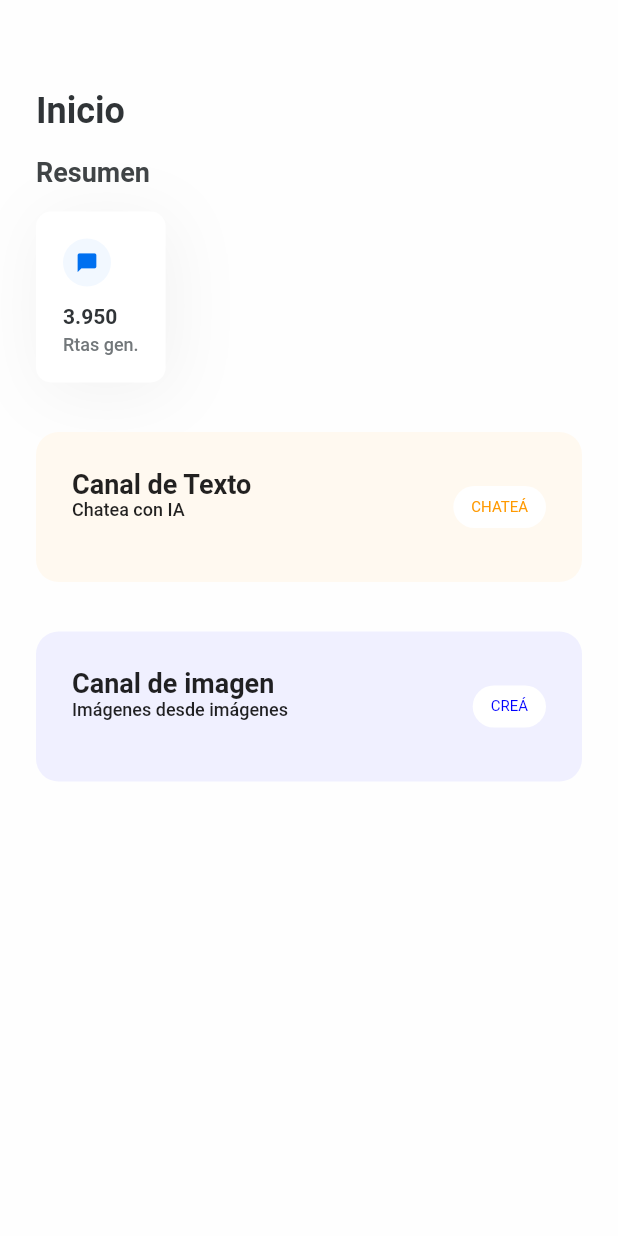
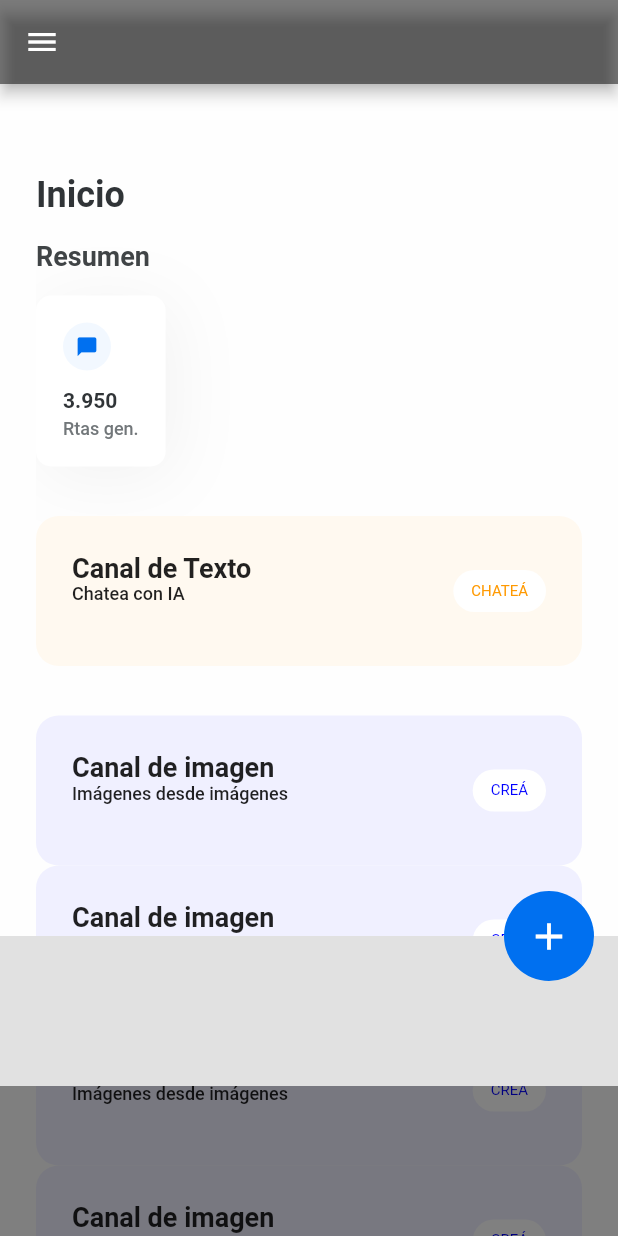
Before and after one commit to mairazampa/app_tnt2023, a Flutter app: the screen it shows after launch, on a phone screen of 412 x 824 dp. Run offline on Flutter 3.47's test engine with Material 2 defaults, Android fonts, the phone set to English and light mode, and no system bars.

```diff
--- a/lib/main.dart
+++ b/lib/main.dart
@@ -1,3 +1,5 @@
+import 'package:app_demo/chat_page.dart';
+import 'package:app_demo/image_page.dart';
 import 'package:app_demo/my_home_page.dart';
 import 'package:flutter/material.dart';
 
@@ -11,9 +13,14 @@ class MyApp extends StatelessWidget {
   // This widget is the root of your application.
   @override
   Widget build(BuildContext context) {
-    return const MaterialApp(
+    return MaterialApp(
       title: 'Flutter Demo',
-      home: MyHomePage(),
+      routes: {
+        '/': (context) => const MyHomePage(),
+        '/chat': (context) => const ChatPage(),
+        '/image': (context) => const ImagePage(),
+      },
+      initialRoute: '/',
     );
   }
 }
--- a/lib/my_home_page.dart
+++ b/lib/my_home_page.dart
@@ -6,12 +6,39 @@ class MyHomePage extends StatelessWidget {
 
   @override
   Widget build(BuildContext context) {
+    goToImagePage() {
+      Navigator.pushNamed(context, '/image');
+    }
+
     return Scaffold(
+        appBar: AppBar(
+          backgroundColor: Color.fromRGBO(0, 0, 0, 0.5),
+        ),
+        extendBodyBehindAppBar: true,
+        extendBody: true,
+        floatingActionButton: Container(
+          width: 60,
+          height: 60,
+          decoration: BoxDecoration(
+              color: const Color.fromRGBO(0, 112, 240, 1),
+              borderRadius: BorderRadius.circular(50)),
+          child: const Icon(Icons.add, size: 30, color: Colors.white),
+        ),
+        drawer:
+            Container(height: double.infinity, width: 280, color: Colors.red),
+        bottomNavigationBar: Container(
+          color: Color.fromRGBO(0, 0, 0, 0.5),
+          height: 100,
+        ),
+        bottomSheet: Container(
+          color: Color.fromRGBO(0, 0, 0, 0.1),
+          height: 100,
+        ),
         body: Container(
             color: const Color.fromRGBO(254, 254, 254, 1),
             padding: const EdgeInsets.only(top: 60, left: 24, right: 24),
-            child: Column(
-              crossAxisAlignment: CrossAxisAlignment.start,
+            child: ListView(
+              // crossAxisAlignment: CrossAxisAlignment.start,
               children: [
                 const Text("Inicio",
                     style: TextStyle(
@@ -79,14 +106,46 @@ class MyHomePage extends StatelessWidget {
                 const SizedBox(
                   height: 33,
                 ),
-                const HomeBannerRectangle(
-                  backgroundColor: Color.fromRGBO(255, 249, 240, 1),
-                  title: "Canal de Texto",
-                  subtitle: "Chatea con IA",
-                  badgeText: "CHATEÁ",
+                GestureDetector(
+                  onTap: () {
+                    Navigator.pushNamed(context, '/chat');
+                  },
+                  child: const HomeBannerRectangle(
+                    backgroundColor: Color.fromRGBO(255, 249, 240, 1),
+                    title: "Canal de Texto",
+                    subtitle: "Chatea con IA",
+                    badgeText: "CHATEÁ",
+                  ),
                 ),
                 const SizedBox(
                   height: 33,
+                ),
+                GestureDetector(
+                  onTap: goToImagePage,
+                  child: const HomeBannerRectangle(
+                    backgroundColor: Color.fromRGBO(240, 240, 255, 1),
+                    title: "Canal de imagen",
+                    subtitle: "Imágenes desde imágenes",
+                    badgeText: "CREÁ",
+                  ),
+                ),
+                const HomeBannerRectangle(
+                  backgroundColor: Color.fromRGBO(240, 240, 255, 1),
+                  title: "Canal de imagen",
+                  subtitle: "Imágenes desde imágenes",
+                  badgeText: "CREÁ",
+                ),
+                const HomeBannerRectangle(
+                  backgroundColor: Color.fromRGBO(240, 240, 255, 1),
+                  title: "Canal de imagen",
+                  subtitle: "Imágenes desde imágenes",
+                  badgeText: "CREÁ",
+                ),
+                const HomeBannerRectangle(
+                  backgroundColor: Color.fromRGBO(240, 240, 255, 1),
+                  title: "Canal de imagen",
+                  subtitle: "Imágenes desde imágenes",
+                  badgeText: "CREÁ",
                 ),
                 const HomeBannerRectangle(
                   backgroundColor: Color.fromRGBO(240, 240, 255, 1),
```
Also changed, not shown: lib/chat_page.dart (added, +39 -0 lines), lib/image_page.dart (added, +35 -0 lines).
